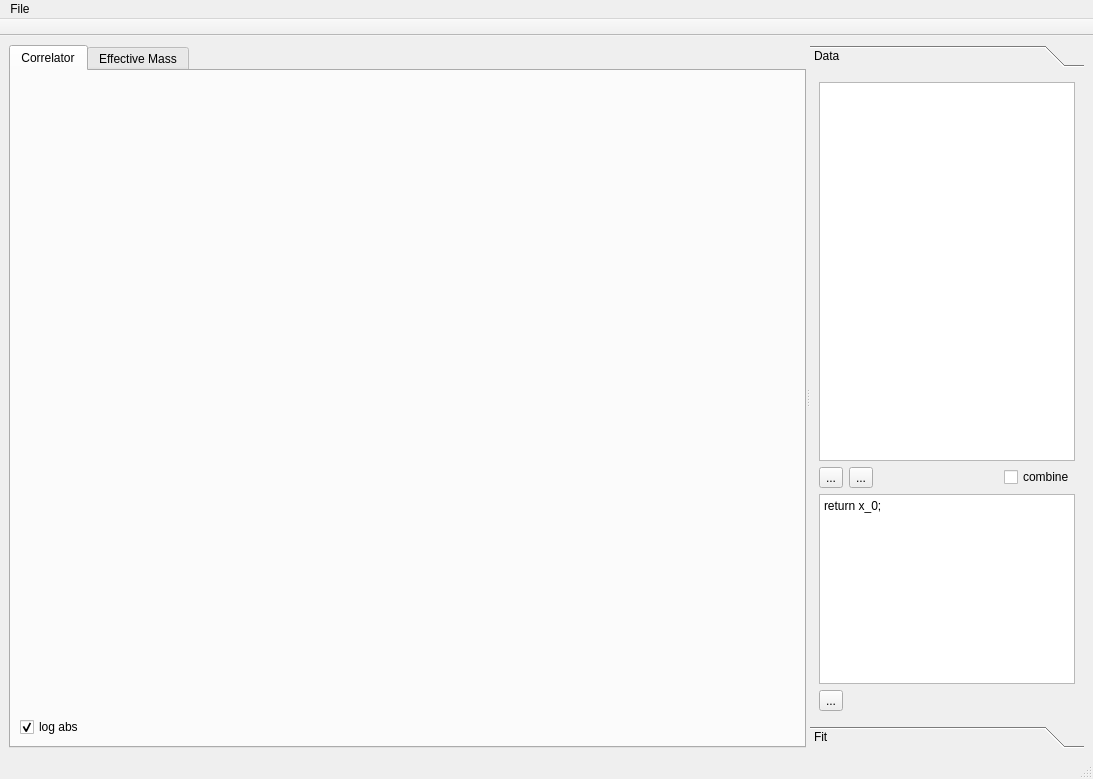
The window that mainwindow.ui (aportelli/Plateau) describes before a commit, drawn with Qt 5.
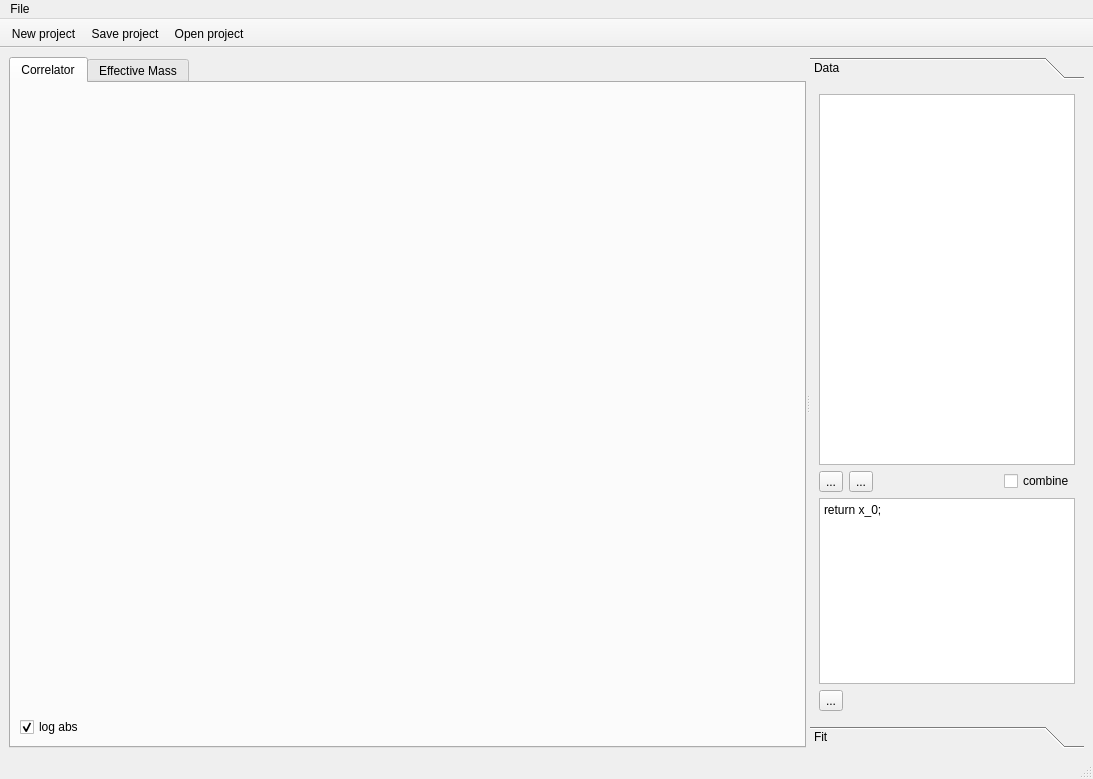
The same window after the commit.

Commit message: Basic open/save functionality, needs to be extended

What changed in the file:
```diff
--- a/mainwindow.ui
+++ b/mainwindow.ui
@@ -161,7 +161,7 @@
           <x>0</x>
           <y>0</y>
           <width>274</width>
-          <height>640</height>
+          <height>630</height>
          </rect>
         </property>
         <attribute name="label">
@@ -180,7 +180,7 @@
             <number>50</number>
            </attribute>
            <attribute name="horizontalHeaderDefaultSectionSize">
-            <number>20</number>
+            <number>50</number>
            </attribute>
            <attribute name="horizontalHeaderStretchLastSection">
             <bool>true</bool>
@@ -288,6 +288,24 @@
     </item>
    </layout>
   </widget>
+  <widget class="QStatusBar" name="statusbar"/>
+  <widget class="QToolBar" name="toolBar">
+   <property name="windowTitle">
+    <string>toolBar</string>
+   </property>
+   <property name="movable">
+    <bool>false</bool>
+   </property>
+   <attribute name="toolBarArea">
+    <enum>TopToolBarArea</enum>
+   </attribute>
+   <attribute name="toolBarBreak">
+    <bool>false</bool>
+   </attribute>
+   <addaction name="actionNewProject"/>
+   <addaction name="actionSaveProject"/>
+   <addaction name="actionOpenProject"/>
+  </widget>
   <widget class="QMenuBar" name="menubar">
    <property name="geometry">
     <rect>
@@ -304,21 +322,6 @@
    </widget>
    <addaction name="menuFile"/>
   </widget>
-  <widget class="QStatusBar" name="statusbar"/>
-  <widget class="QToolBar" name="toolBar">
-   <property name="windowTitle">
-    <string>toolBar</string>
-   </property>
-   <property name="movable">
-    <bool>false</bool>
-   </property>
-   <attribute name="toolBarArea">
-    <enum>TopToolBarArea</enum>
-   </attribute>
-   <attribute name="toolBarBreak">
-    <bool>false</bool>
-   </attribute>
-  </widget>
   <action name="actionAddFile">
    <property name="text">
     <string>Add file</string>
@@ -334,6 +337,30 @@
     <string>Combine data</string>
    </property>
   </action>
+  <action name="actionSaveProject">
+   <property name="text">
+    <string>Save project...</string>
+   </property>
+   <property name="shortcut">
+    <string>Ctrl+S</string>
+   </property>
+  </action>
+  <action name="actionOpenProject">
+   <property name="text">
+    <string>Open project...</string>
+   </property>
+   <property name="shortcut">
+    <string>Ctrl+O</string>
+   </property>
+  </action>
+  <action name="actionNewProject">
+   <property name="text">
+    <string>New project</string>
+   </property>
+   <property name="shortcut">
+    <string>Ctrl+N</string>
+   </property>
+  </action>
  </widget>
  <resources/>
  <connections>
```
Left out of the diff: 59 changed lines with no effect on the pictures. The commit also changes 4 other files.
